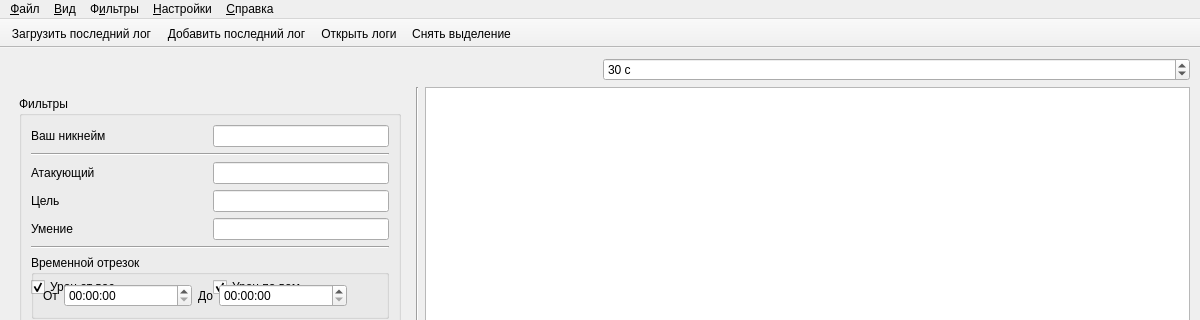
Qt form src/gui/ui/main_window.ui (KolmePro/reva_damage_viewer) before a commit; both pictures show x 0 to 1200 and y 0 to 320 of the 1200 by 835 pixel window.
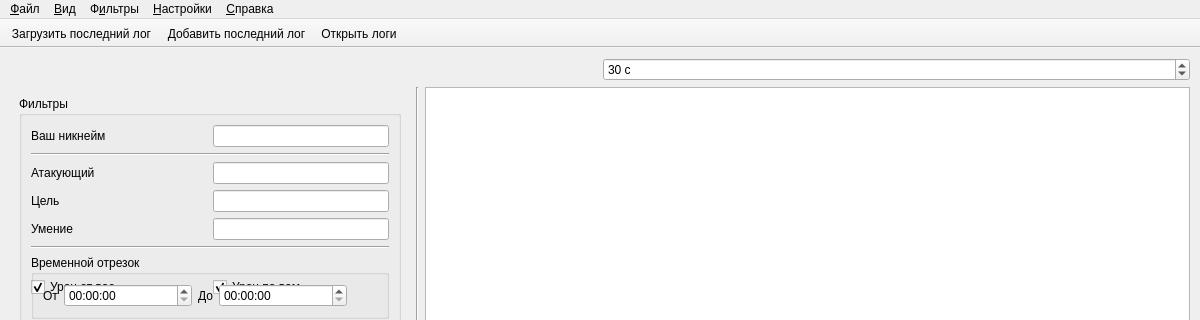
The same form after that commit. Icons and pictures are not drawn. Custom widgets are drawn as their Qt base class.

Commit message: Убрать кнопку снятия выделения и сбрасывать подсветку текущей ячейки

What changed in the file:
```diff
--- a/src/gui/ui/main_window.ui
+++ b/src/gui/ui/main_window.ui
@@ -736,7 +736,6 @@
    <addaction name="action_load_last_log"/>
    <addaction name="action_append_last_log"/>
    <addaction name="action_load_log_file"/>
-   <addaction name="action_clear_selection"/>
   </widget>
   <widget class="QMenuBar" name="menubar">
    <property name="geometry">
```
Left out of the diff: 1 changed line with no effect on the pictures. The commit also changes 2 other files.
